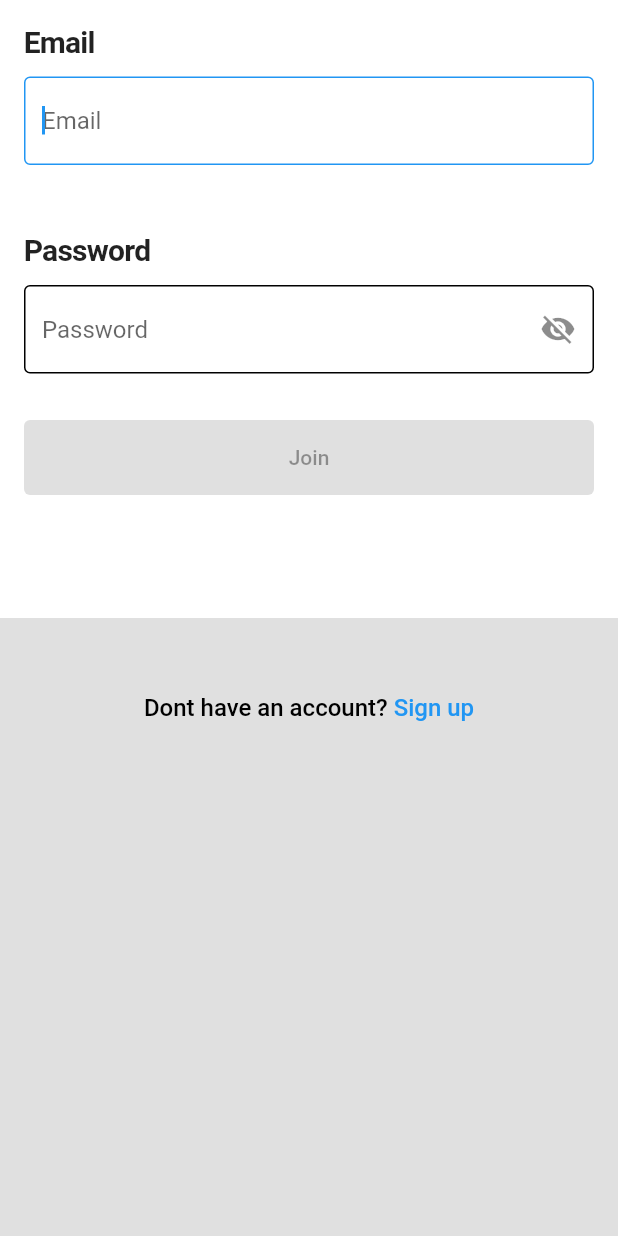
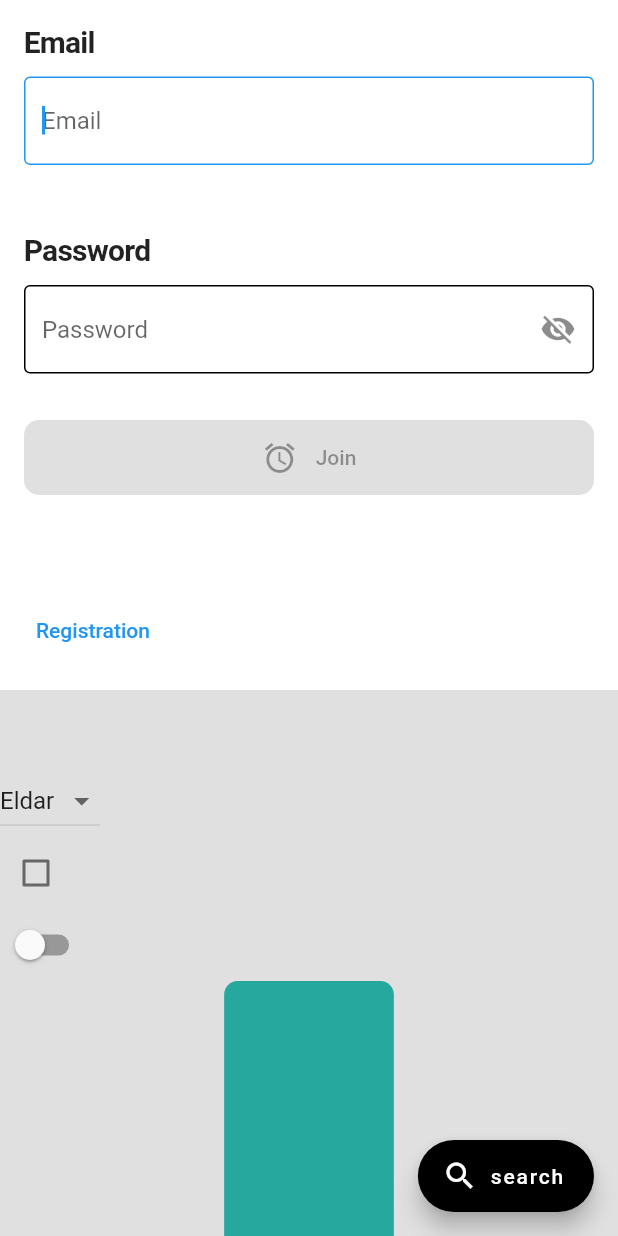
Before and after one commit to akiev33/flutter_lesson_21, a Flutter app: the screen it shows after launch, on a phone screen of 412 x 824 dp. Run offline on Flutter 3.47's test engine with Material 2 defaults, Android fonts, the phone set to English and light mode, and no system bars.

Commit message:
new commit

```diff
--- a/lib/main.dart
+++ b/lib/main.dart
@@ -1,6 +1,6 @@
-import 'package:flutter/foundation.dart';
 import 'package:flutter/material.dart';
 import 'package:flutter_lesson_21/text_field.dart';
+import 'dart:math';
 
 void main() {
   runApp(const MyApp());
@@ -38,7 +38,14 @@ class _HomeScreenState extends State<HomeScreen> {
   final emailFocus = FocusNode();
   final passwordFocus = FocusNode();
 
+  List<String> names = ['Eldar', 'Taalai', 'Erjan'];
+  String nameValue = 'Eldar';
+  bool isCheckActive = false;
+  bool isSwitchActive = false;
+  final random = Random();
   //
+  Color _color = Colors.green;
+  BorderRadiusGeometry _borderRadius = BorderRadius.circular(9);
 
   @override
   void initState() {
@@ -79,6 +86,12 @@ class _HomeScreenState extends State<HomeScreen> {
   Widget build(BuildContext context) {
     return Scaffold(
       backgroundColor: Colors.grey.shade300,
+      floatingActionButton: FloatingActionButton.extended(
+        onPressed: () {},
+        backgroundColor: Colors.black,
+        label: const Text('search'),
+        icon: const Icon(Icons.search),
+      ),
       body: SafeArea(
         child: SingleChildScrollView(
           child: Column(
@@ -121,45 +134,129 @@ class _HomeScreenState extends State<HomeScreen> {
                           width: double.infinity,
                           height: 50,
                           child: ElevatedButton(
+                            // onLongPress: () {
+                            //   print('on long press');
+                            // },
+                            // onHover: (value) {
+                            //   print(value);
+                            // },
                             onPressed: isEmailFilled && isPasswordFilled
                                 ? () {
                                     formKey.currentState?.validate();
                                     authUser();
                                   }
                                 : null,
-                            child: const Text('Join'),
+                            style: ElevatedButton.styleFrom(
+                              elevation: 10,
+                              shape: RoundedRectangleBorder(
+                                borderRadius: BorderRadius.circular(10),
+                              ),
+                              primary: Colors.black,
+                            ),
+                            child: Row(
+                              mainAxisAlignment: MainAxisAlignment.center,
+                              children: const [
+                                Icon(Icons.alarm),
+                                SizedBox(width: 12),
+                                Text('Join'),
+                              ],
+                            ),
                           ),
                         ),
                         const SizedBox(height: 50),
                         Center(child: Text(isAuth)),
+                        TextButton(
+                          onPressed: () {
+                            print('its text button');
+                          },
+                          child: const Text('Registration'),
+                        )
                       ],
                     ),
                   ),
                 ),
               ),
               const SizedBox(height: 50),
-              Center(
-                child: RichText(
-                  text: const TextSpan(
-                    style: TextStyle(
-                      color: Colors.black,
-                      fontSize: 16,
-                      fontWeight: FontWeight.w500,
+              DropdownButton<String>(
+                value: nameValue,
+                items: [
+                  ...names.map((e) {
+                    return DropdownMenuItem(
+                      value: e,
+                      child: Text(e),
+                    );
+                  }).toList(),
+                ],
+                onChanged: (name) {
+                  nameValue = name ?? '';
+                  email.text = name ?? '';
+                  setState(() {});
+                },
+              ),
+              Checkbox(
+                value: isCheckActive,
+                onChanged: (value) {
+                  isCheckActive = !isCheckActive;
+                  setState(() {});
+                },
+              ),
+
+              Switch.adaptive(
+                  value: isSwitchActive,
+                  onChanged: (value) {
+                    isSwitchActive = value;
+                    setState(() {});
+                  }),
+              // Center(
+              //   child: RichText(
+              //     text: const TextSpan(
+              //       style: TextStyle(
+              //         color: Colors.black,
+              //         fontSize: 16,
+              //         fontWeight: FontWeight.w500,
+              //       ),
+              //       children: [
+              //         TextSpan(text: 'Dont have an account?'),
+              //         TextSpan(
+              //           text: ' Sign up',
+              //           style: TextStyle(
+              //             color: Colors.blue,
+              //             fontSize: 16,
+              //             fontWeight: FontWeight.w500,
+              //           ),
+              //         ),
+              //       ],
+              //     ),
+              //   ),
+              // ),
+              if (isSwitchActive)
+                Center(
+                  child: AnimatedContainer(
+                    height: random.nextDouble() * 250,
+                    width: random.nextDouble() * 250,
+                    decoration: BoxDecoration(
+                      color: Color.fromRGBO(random.nextInt(500),
+                          random.nextInt(500), random.nextInt(500), 1),
+                      borderRadius: _borderRadius,
                     ),
-                    children: [
-                      TextSpan(text: 'Dont have an account?'),
-                      TextSpan(
-                        text: ' Sign up',
-                        style: TextStyle(
-                          color: Colors.blue,
-                          fontSize: 16,
-                          fontWeight: FontWeight.w500,
-                        ),
-                      ),
-                    ],
+                    duration: const Duration(seconds: 1),
+                    curve: Curves.fastOutSlowIn,
                   ),
                 ),
-              ),
+              if (!isSwitchActive)
+                Center(
+                  child: AnimatedContainer(
+                    height: random.nextDouble() * 250,
+                    width: random.nextDouble() * 250,
+                    decoration: BoxDecoration(
+                      color: Color.fromRGBO(random.nextInt(500),
+                          random.nextInt(500), random.nextInt(500), 1),
+                      borderRadius: _borderRadius,
+                    ),
+                    duration: const Duration(seconds: 1),
+                    curve: Curves.fastOutSlowIn,
+                  ),
+                ),
             ],
           ),
         ),
```
